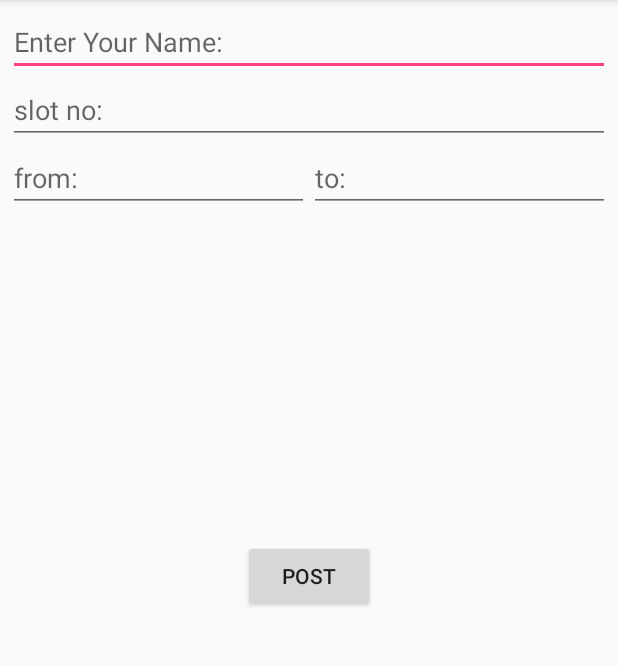
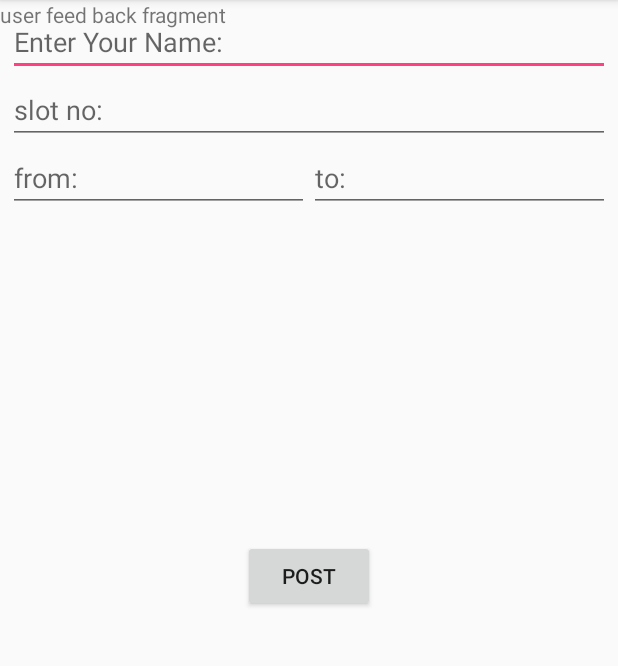
Before and after one commit to IR-Qureshi/level1-ParkingSystem, an Android app: the UserBookActivity screen opened directly, with no data from a screen before it, after a tap on "POST", on a phone screen of 412 x 824 dp, the part 84-750 px from its top. Run offline under Robolectric (Android 15) with nearby library versions, the phone set to English and light mode, and no system bars; our stand-ins replace Firebase (no records; nobody signed in at launch, a user with empty details on screens opened directly).

Commit message:
setting a fragment for userFB on user activity

```diff
--- a/app/src/main/java/com/example/dellpc/parkingmanagement/UserBookActivity.java
+++ b/app/src/main/java/com/example/dellpc/parkingmanagement/UserBookActivity.java
@@ -1,11 +1,14 @@
 package com.example.dellpc.parkingmanagement;
 
 import android.app.TimePickerDialog;
+import android.support.v4.app.FragmentManager;
+import android.support.v4.app.FragmentTransaction;
 import android.support.v7.app.AppCompatActivity;
 import android.os.Bundle;
 import android.view.View;
 import android.widget.Button;
 import android.widget.EditText;
+import android.widget.FrameLayout;
 import android.widget.TimePicker;
 
 import com.google.firebase.auth.FirebaseAuth;
@@ -36,6 +39,10 @@ public class UserBookActivity extends AppCompatActivity {
     private int minute;
     private TimePickerDialog mTimePicker;
     UserBookClass userBookClass = new UserBookClass();
+    //fragments..
+    private FragmentManager mFragmentManager;
+    private FragmentTransaction mFragmentTransaction;
+    private FrameLayout frameLayout;
 
     @Override
     protected void onCreate(Bundle savedInstanceState) {
@@ -103,6 +110,13 @@ public class UserBookActivity extends AppCompatActivity {
                 slotno.setText("");
                 startTime.setText("");
                 endTime.setText("");
+
+                frameLayout = (FrameLayout) findViewById(R.id.userBookFrame);
+                frameLayout.setBackgroundResource(0);
+
+                mFragmentManager = getSupportFragmentManager();
+                mFragmentTransaction = mFragmentManager.beginTransaction();
+                mFragmentTransaction.replace(R.id.userBookFrame, new UserFBFragment()).commit();
             }
         });
 
--- a/app/src/main/res/layout/activity_user_book.xml
+++ b/app/src/main/res/layout/activity_user_book.xml
@@ -2,6 +2,7 @@
     xmlns:tools="http://schemas.android.com/tools"
     android:layout_width="match_parent"
     android:layout_height="match_parent"
+    android:id="@+id/userBookFrame"
     tools:context="com.example.dellpc.parkingmanagement.UserBookActivity">
     <LinearLayout
         android:layout_width="match_parent"
--- a/app/src/main/res/layout/fragment_user_fb.xml
+++ b/app/src/main/res/layout/fragment_user_fb.xml
@@ -2,6 +2,7 @@
     xmlns:tools="http://schemas.android.com/tools"
     android:layout_width="match_parent"
     android:layout_height="match_parent"
+    android:id="@+id/userFBFrame"
     tools:context="com.example.dellpc.parkingmanagement.UserFBFragment">
 
     <!-- TODO: Update blank fragment layout -->
```
